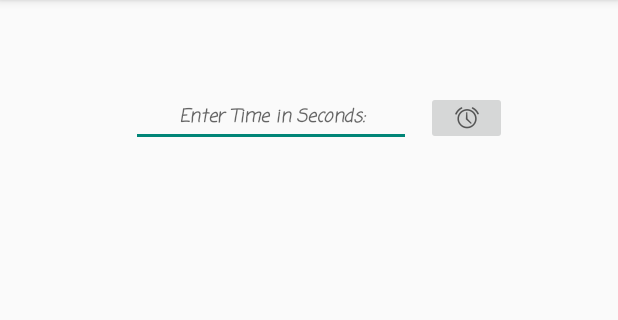
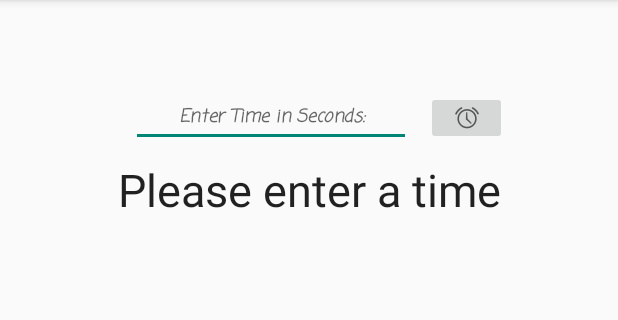
Before and after one commit to triggermike/WhateverYouWant, an Android app: the screen it shows after launch (MainActivity), after a tap on "Press button to start timer", on a phone screen of 412 x 824 dp, the part 84-404 px from its top. Run offline under Robolectric (Android 15) with nearby library versions, the phone set to English and light mode, and no system bars.

Commit message:
Fixed null and "0" crash, added text response to no entry

```diff
--- a/app/src/main/java/com/hugheswd/whateveryouwant/MainActivity.kt
+++ b/app/src/main/java/com/hugheswd/whateveryouwant/MainActivity.kt
@@ -29,7 +29,17 @@ class MainActivity : AppCompatActivity() {
     }
 
     private fun timerStart() {
-        countDown(etMainUserInput.text.toString().toLong())
+        val input = etMainUserInput.text.toString()
+        if (!input.isBlank()) {
+            val num = input.toLong()
+            if (num != 0L) {
+                countDown(num)
+            } else {
+                mainText.text = getString(R.string.no_time)
+            }
+        } else {
+            mainText.text = getString(R.string.no_time)
+        }
     }
 
     private fun countDown(num: Long) {
--- a/app/src/main/res/values/strings.xml
+++ b/app/src/main/res/values/strings.xml
@@ -3,4 +3,5 @@
     <string name="user_input_hint">Enter Time in Seconds:</string>
     <string name="button_cd">Press button to start timer</string>
     <string name="done">Zero!! That airhorn scared the chips out of me…</string>
+    <string name="no_time">Please enter a time</string>
 </resources>
```
